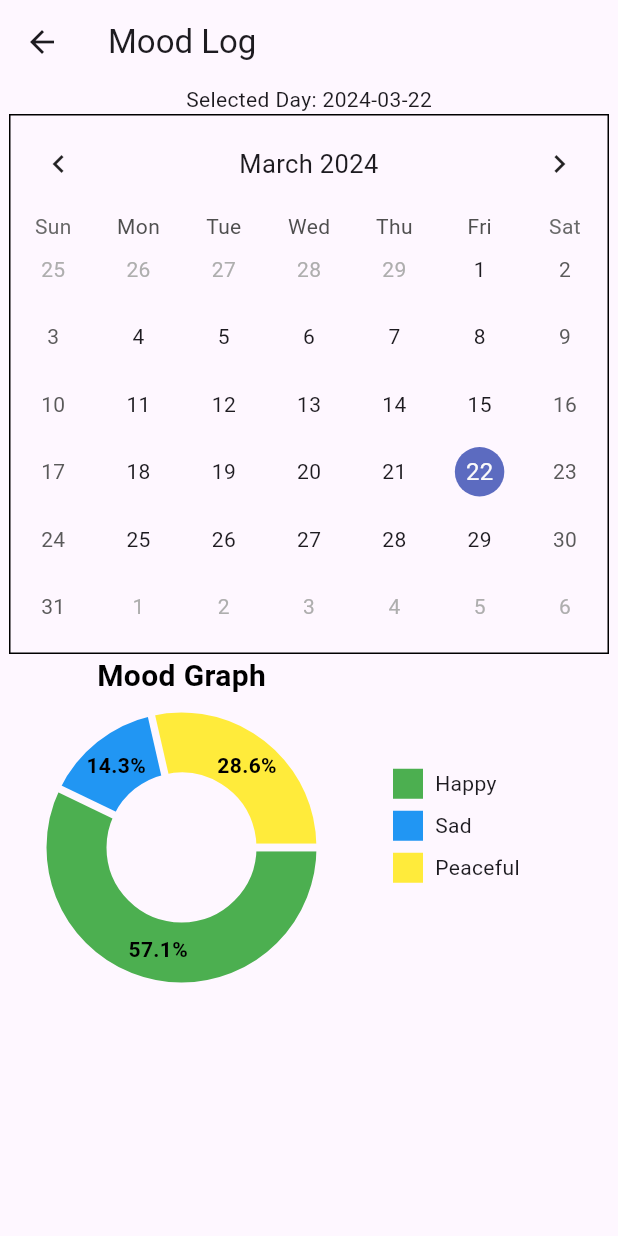
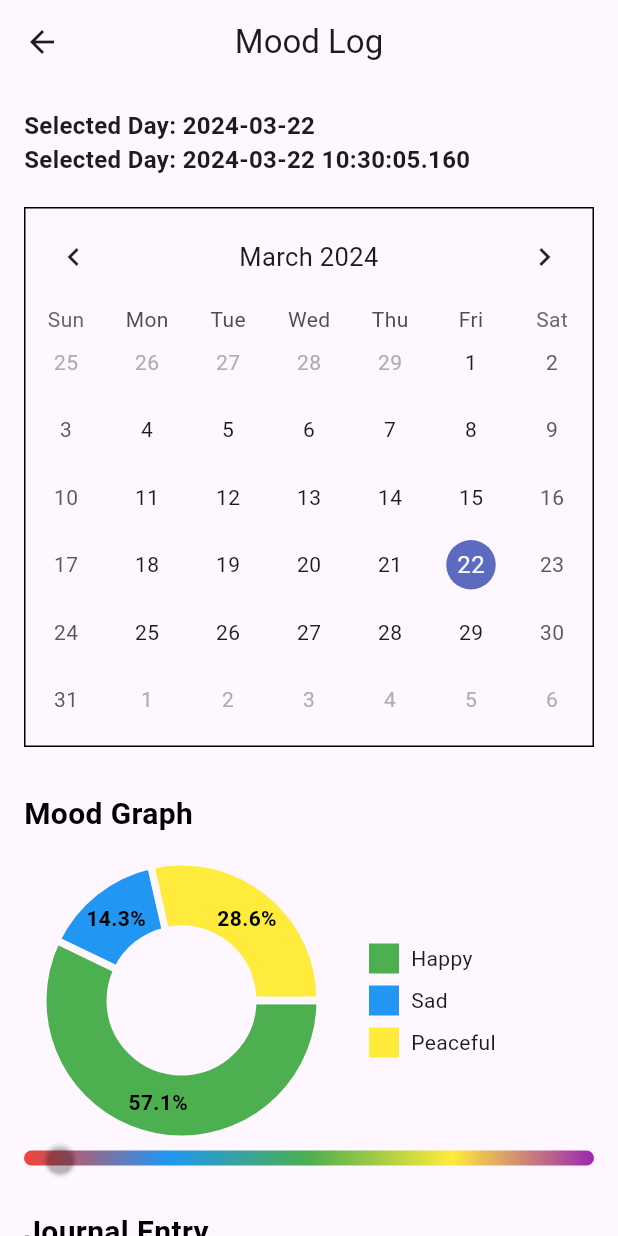
Before and after one commit to WillssEdgar/MoodWaves, a Flutter app: the MoodLog screen opened directly, on a phone screen of 412 x 824 dp. Run offline on Flutter 3.47's test engine with Material 3 defaults, Android fonts, the phone set to English and light mode, and no system bars; drawn by our look-alikes of fl_chart, table_calendar; our stand-ins replace cloud_firestore, firebase_auth, firebase_core, shared_preferences; accounts and stored records are empty.

Commit message:
mood slider

```diff
--- a/lib/screens/mood_log.dart
+++ b/lib/screens/mood_log.dart
@@ -1,13 +1,16 @@
+import 'package:firebase_auth/firebase_auth.dart';
 import 'package:flutter/material.dart';
 import 'package:intl/intl.dart';
+import 'package:mood_waves/classes/journalEntry_Class.dart';
 import 'package:mood_waves/classes/pie_chart.dart';
 import 'package:mood_waves/classes/mood.dart';
 import 'package:mood_waves/classes/mood_info.dart';
+import 'package:mood_waves/widgets/mood_slider.dart';
 import 'package:table_calendar/table_calendar.dart';
+import 'package:cloud_firestore/cloud_firestore.dart';
 
-// Mood log screen
 class MoodLog extends StatefulWidget {
-  const MoodLog({super.key});
+  const MoodLog({Key? key}) : super(key: key);
 
   @override
   State<MoodLog> createState() => _MoodLogState();
@@ -16,13 +19,53 @@ class MoodLog extends StatefulWidget {
 class _MoodLogState extends State<MoodLog> {
   late List<MoodInfo> moodInfoList = sampleMoodLog;
 
+  // late JournalEntry sampleEntries = JournalEntry(
+  //   id: "1",
+  //   title: "Sunny Day Reflections",
+  //   body:
+  //       "Today was exceptionally sunny and bright. I spent some time walking in the park, enjoying the warmth and the vibrant colors around me. It's moments like these that make me feel truly grateful for the simple joys in life.",
+  //   date: DateTime(2024, 3, 10),
+  //   mood: "Happy",
+  // );
+
+  late List<JournalEntry> entries = [];
+  // late List<MoodInfo> moodInfoList = [];
+
+  @override
+  void initState() {
+    super.initState();
+    fetchJournalEntries(DateTime.now());
+    // fetchMoodInfoList();
+  }
+
+  void fetchJournalEntries(DateTime selectedDay) async {
+    final String userId = FirebaseAuth.instance.currentUser?.uid ?? '';
+    if (userId.isNotEmpty) {
+      //String formattedDate = DateFormat('yyyy-MM-dd').format(selectedDay);
+      QuerySnapshot querySnapshot = await FirebaseFirestore.instance
+          .collection('users')
+          .doc(userId)
+          .collection('journalEntries')
+          //.where('id', isEqualTo: formattedDate)
+          .get();
+
+      final entriesList = querySnapshot.docs
+          .map((doc) =>
+              JournalEntry.fromJson(doc.data() as Map<String, dynamic>))
+          .toList();
+      setState(() {
+        entries = entriesList;
+      });
+    }
+  }
+
   DateTime today = DateTime.now();
 
-  // function to handle day selection
   void _onDaySelected(DateTime day, DateTime focusedDay) {
     setState(() {
       today = day;
     });
+    fetchJournalEntries(day);
   }
 
   @override
@@ -30,11 +73,22 @@ class _MoodLogState extends State<MoodLog> {
     return Scaffold(
       appBar: AppBar(
         title: const Text("Mood Log"),
+        centerTitle: true,
       ),
       body: SingleChildScrollView(
+        padding: const EdgeInsets.all(16),
         child: Column(
+          crossAxisAlignment: CrossAxisAlignment.start,
           children: [
-            Text("Selected Day: ${DateFormat('yyyy-MM-dd').format(today)}"),
+            Text(
+              "Selected Day: ${DateFormat('yyyy-MM-dd').format(today)}",
+              style: const TextStyle(fontSize: 16, fontWeight: FontWeight.bold),
+            ),
+            Text(
+              "Selected Day: $today",
+              style: const TextStyle(fontSize: 16, fontWeight: FontWeight.bold),
+            ),
+            const SizedBox(height: 20),
             Center(
               child: SizedBox(
                 height: 360,
@@ -42,37 +96,56 @@ class _MoodLogState extends State<MoodLog> {
                 child: MyCalendar(
                   selectedDay: today,
                   onDaySelected: _onDaySelected,
-                  key: null,
                 ),
               ),
             ),
+            const SizedBox(height: 30),
+            const Text(
+              "Mood Graph",
+              style: TextStyle(
+                color: Colors.black,
+                fontWeight: FontWeight.bold,
+                fontSize: 20,
+              ),
+            ),
+            const SizedBox(height: 10),
             Row(
               mainAxisAlignment: MainAxisAlignment.center,
               children: [
                 Expanded(
-                  child: Column(
-                    children: [
-                      const Text(
-                        "Mood Graph",
-                        style: TextStyle(
-                            color: Colors.black,
-                            fontWeight: FontWeight.bold,
-                            fontSize: 20),
-                      ),
-                      SizedBox(
-                        height: 200,
-                        width: 300,
-                        child: MyPieChart(moodLog: moodInfoList),
-                      ),
-                    ],
+                  child: SizedBox(
+                    height: 200,
+                    width: 300,
+                    child: MyPieChart(moodLog: moodInfoList),
                   ),
                 ),
-                const SizedBox(
-                  width: 20,
-                ),
+                const SizedBox(width: 20),
                 _buildLegend(moodInfoList),
               ],
             ),
+            const Row(
+              children: [
+                Expanded(
+                  child: MoodSlider(),
+                ),
+              ],
+            ),
+            const SizedBox(height: 30),
+            const Text(
+              "Journal Entry",
+              style: TextStyle(
+                color: Colors.black,
+                fontWeight: FontWeight.bold,
+                fontSize: 20,
+              ),
+            ),
+            const SizedBox(height: 10),
+            Column(
+              children: entries
+                  .map((entry) => DisplayJournal(journalEntry: entry))
+                  .toList(),
+            ),
+            // DisplayJournal(journalEntry: sampleEntries),
           ],
         ),
       ),
@@ -80,14 +153,15 @@ class _MoodLogState extends State<MoodLog> {
   }
 }
 
-// Widget for displaying a calendar
 class MyCalendar extends StatelessWidget {
   final DateTime selectedDay;
   final Function(DateTime, DateTime) onDaySelected;
 
-  const MyCalendar(
-      {Key? key, required this.selectedDay, required this.onDaySelected})
-      : super(key: key);
+  const MyCalendar({
+    Key? key,
+    required this.selectedDay,
+    required this.onDaySelected,
+  }) : super(key: key);
 
   @override
   Widget build(BuildContext context) {
@@ -115,7 +189,6 @@ class MyCalendar extends StatelessWidget {
   }
 }
 
-// Widget for building a legend displaying mood color names
 Widget _buildLegend(List<MoodInfo> moodLog) {
   List<Mood> moods = moodLog.expand((info) => info.moodlist).toList();
   List<Color> colors = [];
@@ -131,7 +204,6 @@ Widget _buildLegend(List<MoodInfo> moodLog) {
   return SizedBox(
     width: 150,
     child: SingleChildScrollView(
-      // Wrap with SingleChildScrollView
       child: Column(
         children: List.generate(
           colors.length,
@@ -156,3 +228,45 @@ Widget _buildLegend(List<MoodInfo> moodLog) {
     ),
   );
 }
+
+class DisplayJournal extends StatelessWidget {
+  final JournalEntry journalEntry;
+
+  const DisplayJournal({Key? key, required this.journalEntry})
+      : super(key: key);
+
+  @override
+  Widget build(BuildContext context) {
+    return Padding(
+      padding: const EdgeInsets.all(8.0),
+      child: Column(
+        crossAxisAlignment: CrossAxisAlignment.start,
+        children: [
+          Text(
+            journalEntry.title,
+            style: const TextStyle(
+              fontWeight: FontWeight.bold,
+              fontSize: 18,
+            ),
+          ),
+          const SizedBox(height: 8),
+          Text(
+            DateFormat('yyyy-MM-dd').format(journalEntry.date),
+            style: const TextStyle(
+              fontStyle: FontStyle.italic,
+              fontSize: 14,
+              color: Colors.grey,
+            ),
+          ),
+          const SizedBox(height: 8),
+          Text(
+            journalEntry.body,
+            style: const TextStyle(
+              fontSize: 16,
+            ),
+          ),
+        ],
+      ),
+    );
+  }
+}
--- /dev/null
+++ b/lib/widgets/mood_slider.dart
@@ -0,0 +1,62 @@
+import 'package:flutter/material.dart';
+
+class MoodSlider extends StatefulWidget {
+  const MoodSlider({super.key});
+
+  @override
+  State<MoodSlider> createState() => _MoodSliderState();
+}
+
+class _MoodSliderState extends State<MoodSlider> {
+  double _sliderValue = 0.0;
+  Color _selectedColor = Colors.red;
+
+  void _updateColor(double value) {
+    int index = (value * (timelineColors.length - 1)).round();
+    setState(() {
+      _sliderValue = value;
+      _selectedColor = timelineColors[index];
+    });
+  }
+
+  @override
+  Widget build(BuildContext context) {
+    return Container(
+      width: 300,
+      height: 10,
+      decoration: BoxDecoration(
+        borderRadius: BorderRadius.circular(15),
+        gradient: LinearGradient(
+          colors: timelineColors,
+          stops: timelineStops,
+          begin: Alignment.centerLeft,
+          end: Alignment.centerRight,
+        ),
+      ),
+      child: Slider(
+        value: _sliderValue,
+        onChanged: _updateColor,
+        min: 0,
+        max: 1,
+        activeColor: Colors.transparent,
+        inactiveColor: Colors.transparent,
+      ),
+    );
+  }
+}
+
+List<Color> timelineColors = [
+  Colors.red,
+  Colors.blue,
+  Colors.green,
+  Colors.yellow,
+  Colors.purple,
+];
+
+List<double> timelineStops = [
+  0.0,
+  0.25,
+  0.5,
+  0.75,
+  1.0,
+];
--- a/pubspec.yaml
+++ b/pubspec.yaml
@@ -20,6 +20,7 @@ dependencies:
   fl_chart: ^0.62.0
   firebase_auth: ^4.17.9
   cloud_firestore: ^4.15.9
+  flutter_colorpicker: ^1.0.3
 
 dev_dependencies:
   flutter_test:
```
Also changed, not shown: pubspec.lock, 4 other files.
